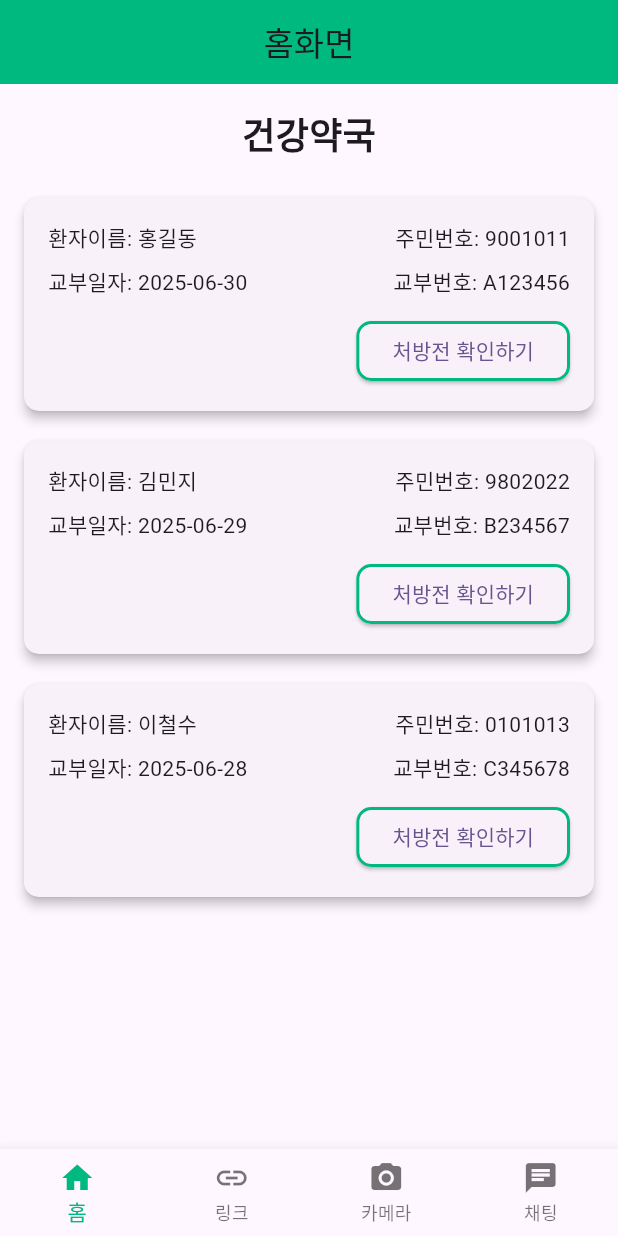
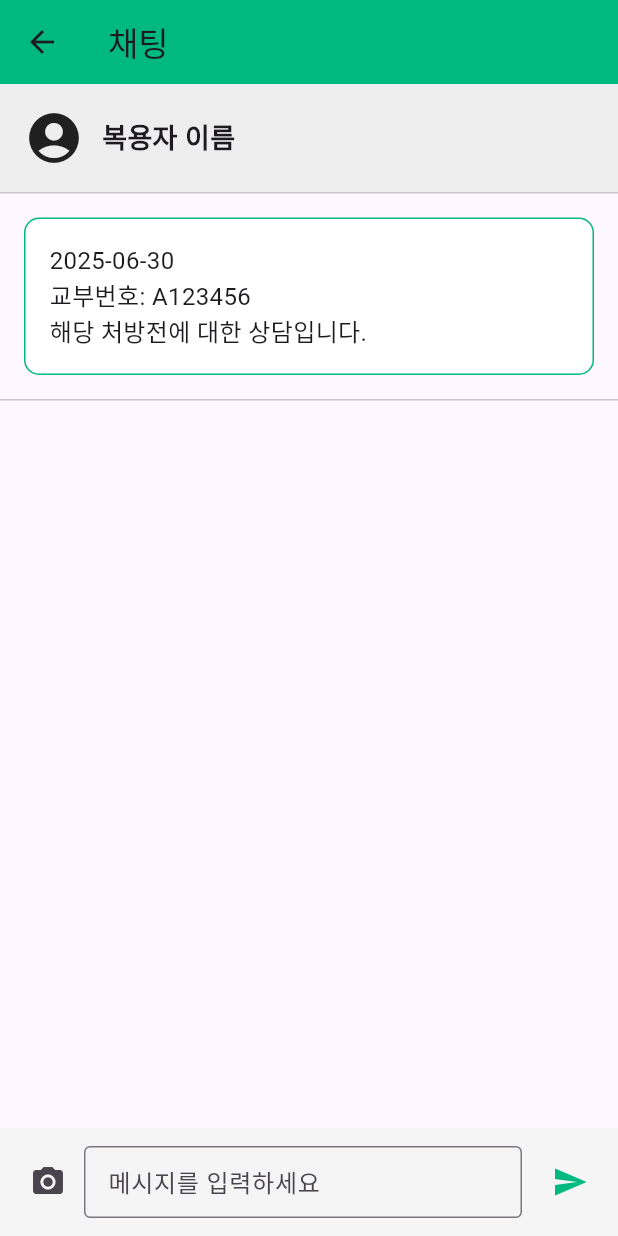
Before and after one commit to seohyun020633/QRyakee, a Flutter app: the screen it shows after launch, after a tap on "처방전 확인하기", on a phone screen of 412 x 824 dp. Run offline on Flutter 3.47's test engine with Material 3 defaults, Android fonts, the phone set to English and light mode, and no system bars; our stand-ins replace camera.

Commit message:
채팅 UI커밋

```diff
--- a/flutter_application/lib/pharmacy_bottom_nav.dart
+++ b/flutter_application/lib/pharmacy_bottom_nav.dart
@@ -1,6 +1,7 @@
 import 'package:flutter/material.dart';
 import 'package:flutter_application/constant/colors.dart';
 import 'package:flutter_application/pharmacy_home.dart';
+import 'package:flutter_application/pharmacy_chat.dart';
 
 //약국 하단바
 class PharmacyBottomNav extends StatefulWidget {
@@ -15,8 +16,8 @@ class _BottomNavState extends State<PharmacyBottomNav> {
   static final List<Widget> _pages = [
     PharmacyHome(),
     Center(child: Text('')),
+    PharmacyChat(),
     Center(child: Text('카메라 화면')),
-    Center(child: Text('채팅 화면')),
   ];
 
   void _onItemTapped(int index) {
@@ -44,12 +45,12 @@ class _BottomNavState extends State<PharmacyBottomNav> {
             label: '링크',
           ),
           BottomNavigationBarItem(
+            icon: Icon(Icons.chat),
+            label: '채팅',
+          ),
+          BottomNavigationBarItem(
             icon: Icon(Icons.camera_alt),
             label: '카메라',
-          ),
-          BottomNavigationBarItem(
-            icon: Icon(Icons.chat),
-            label: '채팅',
           ),
         ],
       ),
--- /dev/null
+++ b/flutter_application/lib/pharmacy_chat.dart
@@ -0,0 +1,164 @@
+import 'package:flutter/material.dart';
+import 'package:flutter_application/constant/colors.dart';
+import 'package:flutter_application/pharmacy_camera.dart';
+
+class PharmacyChat extends StatefulWidget {
+  const PharmacyChat({super.key});
+
+  @override
+  State<PharmacyChat> createState() => _PharmacyChatState();
+}
+
+class _PharmacyChatState extends State<PharmacyChat> {
+
+  final TextEditingController _controller = TextEditingController();
+  final List<String> _messages = [];
+
+  void _showPrescriptionDialog(BuildContext context) {
+    showDialog(
+      context: context,
+      builder: (_) => AlertDialog(
+        title: const Text('처방전 상세 정보'),
+        content: const Column(
+          mainAxisSize: MainAxisSize.min,
+          crossAxisAlignment: CrossAxisAlignment.start,
+          children: [
+            Text('환자 이름:'),
+            Text('주민번호:7자리'),
+            Text('교부일자:'),
+            Text('교부번호:'),
+            Text('복용약 정보'),
+          ],
+        ),
+        actions: [
+          TextButton(
+            child: const Text('닫기'),
+            onPressed: () => Navigator.of(context).pop(),
+          )
+        ],
+      ),
+    );
+  }
+
+  void _sendMessage() {
+    String message = _controller.text.trim();
+    if (message.isNotEmpty) {
+      setState(() {
+        _messages.add(message);
+      });
+      _controller.clear();
+    }
+  }
+
+  @override
+  Widget build(BuildContext context) {
+
+    return Scaffold(
+      appBar: AppBar(
+        title: const Text('채팅'),
+        backgroundColor: AppColors.primary,
+      ),
+      body: Column(
+        children: [
+          // 사용자에게 전달 받음
+          Container(
+            padding: const EdgeInsets.all(16),
+            color: Colors.grey[200],
+            child: Row(
+              children: const [
+                Icon(Icons.account_circle, size: 40),
+                SizedBox(width: 12),
+                Text(
+                  '복용자 이름',
+                  style: TextStyle(fontSize: 18, fontWeight: FontWeight.bold),
+                ),
+              ],
+            ),
+          ),
+          const Divider(height: 1),
+
+          // 처방전 -> 클릭 가능
+          GestureDetector(
+            onTap: () => _showPrescriptionDialog(context),
+            child: Container(
+              width: double.infinity,
+              margin: const EdgeInsets.all(16),
+              padding: const EdgeInsets.all(16),
+              decoration: BoxDecoration(
+                color: Colors.white,
+                borderRadius: BorderRadius.circular(10),
+                border: Border.all(color: AppColors.primary),
+              ),
+              child: const Text(
+                '2025-06-30\n교부번호: A123456\n해당 처방전에 대한 상담입니다.',
+                style: TextStyle(fontSize: 16),
+              ),
+            ),
+          ),
+
+          const Divider(height: 1),
+          // 메시지 리스트
+          Expanded(
+            child: ListView.builder(
+              padding: const EdgeInsets.all(16),
+              itemCount: _messages.length,
+              itemBuilder: (context, index) {
+                return Align(
+                  alignment: Alignment.centerRight,
+                  child: Container(
+                    margin: const EdgeInsets.symmetric(vertical: 4),
+                    padding: const EdgeInsets.all(12),
+                    decoration: BoxDecoration(
+                      color: AppColors.primary.withOpacity(0.1),
+                      borderRadius: BorderRadius.circular(8),
+                    ),
+                    child: Text(
+                      _messages[index],
+                      style: const TextStyle(fontSize: 16),
+                    ),
+                  ),
+                );
+              },
+            ),
+          ),
+
+          // 채팅 입력 바
+          Container(
+            padding: const EdgeInsets.symmetric(horizontal: 8, vertical: 12),
+            color: Colors.grey[100],
+            child: Row(
+              children: [
+                IconButton(
+                  icon: const Icon(Icons.camera_alt),
+                    onPressed: () {
+                      Navigator.push(
+                        context,
+                        MaterialPageRoute(builder: (_) => const CameraScreen()),
+                      );
+                    },
+                ),
+
+                Expanded(
+                  child: TextField(
+                    controller: _controller,
+                    decoration: const InputDecoration(
+                      hintText: '메시지를 입력하세요',
+                      border: OutlineInputBorder(),
+                      contentPadding: EdgeInsets.symmetric(horizontal: 12),
+                    ),
+                  ),
+                ),
+
+                const SizedBox(width: 8),
+                IconButton(
+                  icon: const Icon(Icons.send, color: AppColors.primary),
+                  onPressed: _sendMessage,
+                ),
+              ],
+            ),
+          ),
+        ],
+      ),
+    );
+  }
+}
--- a/flutter_application/lib/pharmacy_home.dart
+++ b/flutter_application/lib/pharmacy_home.dart
@@ -1,6 +1,7 @@
 // lib/pharmacy_home.dart
 import 'package:flutter/material.dart';
 import 'package:flutter_application/constant/colors.dart';
+import 'package:flutter_application/pharmacy_chat.dart';
 
 class PharmacyHome extends StatelessWidget {
   final List<Map<String, String>> prescriptions = [
@@ -38,7 +39,7 @@ class PharmacyHome extends StatelessWidget {
           crossAxisAlignment: CrossAxisAlignment.center,
           children: [
             const Text(
-              '건강약국',
+              '약국이름',
               style: TextStyle(fontSize: 24, fontWeight: FontWeight.bold),
             ),
             const SizedBox(height: 16),
@@ -76,7 +77,11 @@ class PharmacyHome extends StatelessWidget {
                             alignment: Alignment.centerRight,
                             child: ElevatedButton(
                               onPressed: () {
-                                // TODO: 처방전 확인 로직
+                                // 처방전 확인 버튼
+                                Navigator.push(
+                                  context,
+                                  MaterialPageRoute(builder: (context) => const PharmacyChat()),
+                                );
                               },
                               style: ElevatedButton.styleFrom(
                                 shape: RoundedRectangleBorder(
--- a/flutter_application/pubspec.yaml
+++ b/flutter_application/pubspec.yaml
@@ -30,7 +30,9 @@ environment:
 dependencies:
   flutter:
     sdk: flutter
-  url_launcher: ^6.2.5
+  camera: ^0.11.1
+  path_provider: ^2.1.5
+  path: ^1.9.1
 
   # The following adds the Cupertino Icons font to your application.
   # Use with the CupertinoIcons class for iOS style icons.
```
Also changed, not shown: flutter_application/lib/pharmacy_camera.dart (added, +60 -0 lines), flutter_application/lib/pharmacy_qr_camera.dart (added), flutter_application/pubspec.lock, 4 other files.
